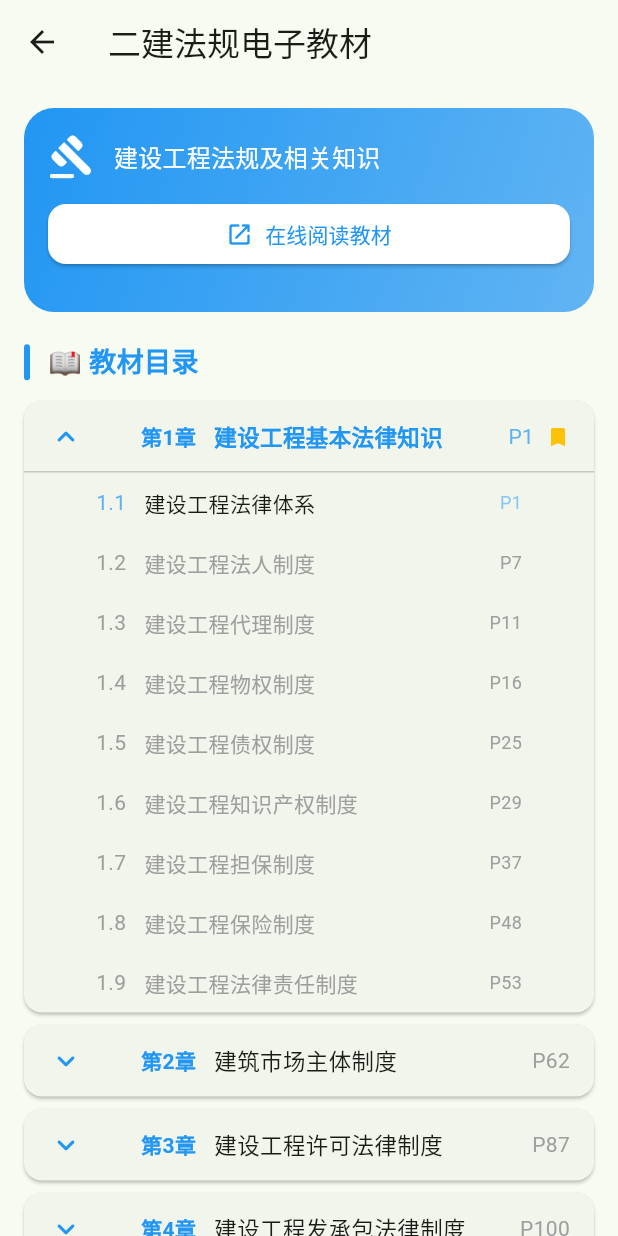
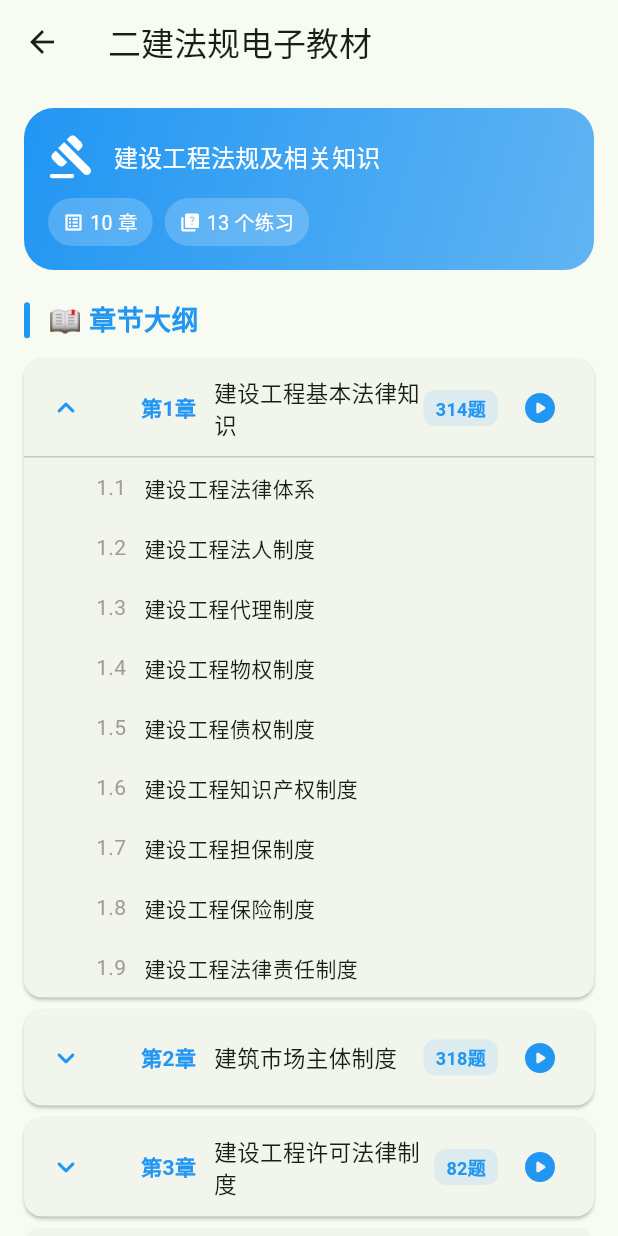
Before and after one commit to kaixin233/Android, a Flutter app: the TextbookDetailPage screen opened directly with sample values from the repository, after a tap on "第1章", on a phone screen of 412 x 824 dp. Run offline on Flutter 3.47's test engine with Material 3 defaults, Android fonts, the phone set to English and light mode, and no system bars; our stand-ins replace file_picker, fl_chart, shared_preferences; accounts and stored records are empty; statements that could not run were skipped.

Commit message:
refactor: 删除一建PDF教材，大纲页面改为匹配二建题库考点
变更内容：
- 删除全部一建PDF教材文件和pdf_reader_page.dart
- 移除Textbook模型中的fileName/webUrl字段
- 重写textbook_page.dart为'大纲与考点'页面，展示章节大纲+题库分类
- 每章实时显示题目数量（从index.json加载）
- 章节大纲支持展开/收起，点击可直达练习
- 移除storage_service.dart中的readProgress相关函数
- 移除pubspec.yaml中PDF资产和flutter_pdfview/path_provider依赖
- flutter analyze: 0 errors

```diff
--- a/lib/data/textbooks.dart
+++ b/lib/data/textbooks.dart
@@ -34,12 +34,11 @@ class QuestionBankCategory {
   final String? chapterNumber;
 }
 
-/// 教材信息
+/// 教材信息（题目大纲，不含PDF）
 class Textbook {
   const Textbook({
     required this.title,
     required this.subject,
-    required this.fileName,
     required this.color,
     required this.icon,
     this.description = '',
@@ -49,14 +48,11 @@ class Textbook {
 
   final String title;
   final QuestionSubject subject;
-  final String fileName;
   final int color;
   final IconData icon;
   final String description;
   final List<TextbookChapter> chapters;
   final List<QuestionBankCategory> questionBankCategories;
-
-  String get webUrl => 'PDF/$fileName';
 }
 
 /// 法规教材章节（二建）
@@ -497,7 +493,6 @@ class Textbooks {
     Textbook(
       title: '二建法规电子教材',
       subject: QuestionSubject.law,
-      fileName: '2026版一建法规电子教材.pdf',
       color: 0xFF2196F3,
       icon: Icons.gavel_rounded,
       description: '建设工程法规及相关知识',
@@ -507,7 +502,6 @@ class Textbooks {
     Textbook(
       title: '二建管理电子教材',
       subject: QuestionSubject.management,
-      fileName: '2026版一建管理电子教材.pdf',
       color: 0xFFFF9800,
       icon: Icons.build_rounded,
       description: '建设工程施工管理',
@@ -517,7 +511,6 @@ class Textbooks {
     Textbook(
       title: '二建市政实务电子教材',
       subject: QuestionSubject.practice,
-      fileName: '2026版一建市政实务电子教材.pdf',
       color: 0xFF9C27B0,
       icon: Icons.construction_rounded,
       description: '市政公用工程管理与实务',
--- a/lib/pages/learn_page.dart
+++ b/lib/pages/learn_page.dart
@@ -280,7 +280,7 @@ class _SubjectCard extends StatelessWidget {
                 IconButton(
                   onPressed: onBookTap,
                   icon: const Icon(Icons.menu_book_rounded),
-                  tooltip: '查看教材',
+                  tooltip: '查看大纲',
                 ),
                 FilledButton.tonal(
                   onPressed: onTap,
--- a/lib/pages/textbook_page.dart
+++ b/lib/pages/textbook_page.dart
@@ -3,11 +3,11 @@ import 'package:flutter/material.dart';
 import '../data/textbooks.dart';
 import '../models/question.dart';
 import '../models/history_item.dart';
+import '../services/question_loader.dart';
 import '../services/storage_service.dart';
 import 'practice_page.dart';
-import 'pdf_reader_page.dart';
 
-/// 电子教材页面 - 显示4本PDF教材，点击打开
+/// 大纲与考点页面 - 显示教材章节大纲和题库分类
 class TextbookPage extends StatefulWidget {
   const TextbookPage({super.key});
 
@@ -21,7 +21,7 @@ class _TextbookPageState extends State<TextbookPage> {
     final theme = Theme.of(context);
     return Scaffold(
       appBar: AppBar(
-        title: const Text('电子教材'),
+        title: const Text('大纲与考点'),
         centerTitle: false,
       ),
       body: ListView(
@@ -49,14 +49,14 @@ class _TextbookPageState extends State<TextbookPage> {
                     crossAxisAlignment: CrossAxisAlignment.start,
                     children: [
                       Text(
-                        '二级建造师考试教材',
+                        '二级建造师考试大纲',
                         style: theme.textTheme.titleMedium?.copyWith(
                           color: Colors.white,
                           fontWeight: FontWeight.bold,
                         ),
                       ),
                       Text(
-                        '2026版全套电子教材，点击即可在线阅读',
+                        '按章节大纲浏览考点，学练结合高效备考',
                         style: theme.textTheme.bodySmall?.copyWith(color: Colors.white70),
                       ),
                     ],
@@ -82,8 +82,8 @@ class _TextbookPageState extends State<TextbookPage> {
                     ],
                   ),
                   const SizedBox(height: 12),
-                  _buildTip('结合教材与题库，学练结合效果更佳'),
-                  _buildTip('先看教材掌握知识点，再做对应科目题目'),
+                  _buildTip('按章节大纲逐章练习，系统掌握各知识点'),
+                  _buildTip('先做章节练习巩固基础，再挑战模拟测试'),
                   _buildTip('错题反复练习，直至完全掌握'),
                   _buildTip('考前冲刺阶段，使用考试模式模拟实战'),
                 ],
@@ -172,7 +172,7 @@ class _TextbookCard extends StatelessWidget {
                           borderRadius: BorderRadius.circular(12),
                         ),
                         child: Text(
-                          book.subject.label,
+                          '${book.chapters.length}章 · ${book.questionBankCategories.length}个练习分类',
                           style: TextStyle(color: color, fontSize: 12, fontWeight: FontWeight.w600),
                         ),
                       ),
@@ -189,7 +189,7 @@ class _TextbookCard extends StatelessWidget {
   }
 }
 
-/// 教材详情页面 - 显示目录和项目题库分类
+/// 大纲详情页面 - 显示章节大纲和题库分类
 class TextbookDetailPage extends StatefulWidget {
   const TextbookDetailPage({super.key, required this.book});
 
@@ -201,27 +201,37 @@ class TextbookDetailPage extends StatefulWidget {
 
 class _TextbookDetailPageState extends State<TextbookDetailPage> {
   List<bool> _expandedChapters = [];
-  int _readProgress = 1;
   Map<String, bool> _completedChapters = {};
+  Map<String, int> _chapterQuestionCounts = {};
 
   @override
   void initState() {
     super.initState();
     _expandedChapters = List.filled(widget.book.chapters.length, false);
-    _loadProgress();
+    _loadData();
   }
 
-  Future<void> _loadProgress() async {
-    final progress = await StorageService.loadReadProgress(widget.book.subject);
-    setState(() {
-      _readProgress = progress;
-    });
+  Future<void> _loadData() async {
+    // 加载章节完成状态
     for (final chapter in widget.book.chapters) {
       final completed = await StorageService.isChapterCompleted(widget.book.subject, chapter.number);
+      if (mounted) {
         setState(() {
           _completedChapters[chapter.number] = completed;
         });
       }
+    }
+    // 加载题目数量
+    try {
+      final index = await QuestionLoader.loadSubjectIndex(widget.book.subject.name);
+      if (mounted) {
+        setState(() {
+          for (final entry in index.entries) {
+            _chapterQuestionCounts[entry.key] = entry.value.count;
+          }
+        });
+      }
+    } catch (_) {}
   }
 
   @override
@@ -270,41 +280,18 @@ class _TextbookDetailPageState extends State<TextbookDetailPage> {
                   ],
                 ),
                 const SizedBox(height: 12),
-                ElevatedButton(
-                  onPressed: () => _openPdf(context, widget.book),
-                  style: ElevatedButton.styleFrom(
-                    backgroundColor: Colors.white,
-                    foregroundColor: color,
-                    shape: RoundedRectangleBorder(
-                      borderRadius: BorderRadius.circular(12),
-                    ),
-                  ),
-                  child: const Row(
-                    mainAxisAlignment: MainAxisAlignment.center,
-                    children: [
-                      Icon(Icons.open_in_new_rounded),
-                      SizedBox(width: 8),
-                      Text('在线阅读教材'),
-                    ],
-                  ),
-                ),
-                const SizedBox(height: 12),
-                if (_readProgress > 1)
                 Row(
                   children: [
-                      const Icon(Icons.history_rounded, color: Colors.white70, size: 16),
-                      const SizedBox(width: 6),
-                      Text(
-                        '上次阅读至第 $_readProgress 页',
-                        style: theme.textTheme.bodySmall?.copyWith(color: Colors.white70),
-                      ),
+                    _buildStatChip('${widget.book.chapters.length} 章', Icons.list_alt_rounded),
+                    const SizedBox(width: 8),
+                    _buildStatChip('${widget.book.questionBankCategories.length} 个练习', Icons.quiz_rounded),
                   ],
                 ),
               ],
             ),
           ),
           const SizedBox(height: 20),
-          _buildSectionHeader('📖 教材目录', color),
+          _buildSectionHeader('📖 章节大纲', color),
           const SizedBox(height: 12),
           ...widget.book.chapters.asMap().entries.map((entry) {
             final index = entry.key;
@@ -318,23 +305,44 @@ class _TextbookDetailPageState extends State<TextbookDetailPage> {
                   _expandedChapters[index] = !_expandedChapters[index];
                 });
               },
-              onSectionTap: (page) => _openPdf(context, widget.book),
+              onPracticeTap: () => _startChapterPractice(chapter.number),
               isCompleted: _completedChapters[chapter.number] ?? false,
-              readProgressPage: _readProgress,
+              questionCount: _chapterQuestionCounts[chapter.number],
             );
           }),
           if (widget.book.chapters.isEmpty)
-            _buildEmptyState('暂无目录信息'),
+            _buildEmptyState('暂无大纲信息'),
           const SizedBox(height: 24),
-          _buildSectionHeader('📝 项目题库', color),
+          _buildSectionHeader('📝 题库练习', color),
           const SizedBox(height: 12),
           ...widget.book.questionBankCategories.map((category) => _QuestionBankCard(
                 category: category,
                 color: color,
+                questionCount: category.chapterNumber != null
+                    ? _chapterQuestionCounts[category.chapterNumber]
+                    : null,
                 onTap: () => _handleQuestionBankTap(category),
               )),
           if (widget.book.questionBankCategories.isEmpty)
             _buildEmptyState('暂无题库分类'),
+        ],
+      ),
+    );
+  }
+
+  Widget _buildStatChip(String label, IconData icon) {
+    return Container(
+      padding: const EdgeInsets.symmetric(horizontal: 10, vertical: 6),
+      decoration: BoxDecoration(
+        color: Colors.white.withOpacity(0.2),
+        borderRadius: BorderRadius.circular(16),
+      ),
+      child: Row(
+        mainAxisSize: MainAxisSize.min,
+        children: [
+          Icon(icon, color: Colors.white, size: 14),
+          const SizedBox(width: 4),
+          Text(label, style: const TextStyle(color: Colors.white, fontSize: 13)),
         ],
       ),
     );
@@ -373,10 +381,27 @@ class _TextbookDetailPageState extends State<TextbookDetailPage> {
     );
   }
 
-  void _openPdf(BuildContext context, Textbook book) {
-    Navigator.of(context).push(
+  void _startChapterPractice(String chapterNumber) {
+    final config = PracticeConfig(
+      subject: widget.book.subject,
+      chapterNumber: chapterNumber,
+      mode: PracticeMode.practice,
+      shuffleQuestions: false,
+    );
+
+    Navigator.push(
+      context,
       MaterialPageRoute(
-        builder: (_) => PdfReaderPage(textbook: book),
+        builder: (context) => PracticePage(
+          config: config,
+          onCompleted: (result) async {
+            await StorageService.addHistory(result);
+            await StorageService.markChapterCompleted(widget.book.subject, chapterNumber);
+            if (mounted) {
+              Navigator.pop(context);
+            }
+          },
+        ),
       ),
     );
   }
@@ -438,25 +463,21 @@ class _ChapterExpansionTile extends StatelessWidget {
     required this.color,
     required this.isExpanded,
     required this.onTap,
-    required this.onSectionTap,
+    required this.onPracticeTap,
     required this.isCompleted,
-    required this.readProgressPage,
+    this.questionCount,
   });
 
   final TextbookChapter chapter;
   final Color color;
   final bool isExpanded;
   final VoidCallback onTap;
-  final void Function(int) onSectionTap;
+  final VoidCallback onPracticeTap;
   final bool isCompleted;
-  final int readProgressPage;
+  final int? questionCount;
 
   @override
   Widget build(BuildContext context) {
-    final isPastReadProgress = chapter.page <= readProgressPage;
-    final isCurrentReading = readProgressPage >= chapter.page &&
-        (chapter.subsections.isEmpty || readProgressPage < chapter.subsections.last.page);
-
     return Card(
       margin: const EdgeInsets.only(bottom: 8),
       shape: RoundedRectangleBorder(borderRadius: BorderRadius.circular(12)),
@@ -487,24 +508,28 @@ class _ChapterExpansionTile extends StatelessWidget {
                   Expanded(
                     child: Text(
                       chapter.title,
-                      style: TextStyle(
-                        fontSize: 15,
-                        color: isCurrentReading ? color : null,
-                        fontWeight: isCurrentReading ? FontWeight.w600 : null,
+                      style: const TextStyle(fontSize: 15),
                     ),
                   ),
+                  if (questionCount != null)
+                    Container(
+                      padding: const EdgeInsets.symmetric(horizontal: 8, vertical: 3),
+                      decoration: BoxDecoration(
+                        color: color.withOpacity(0.1),
+                        borderRadius: BorderRadius.circular(8),
                       ),
-                  const SizedBox(width: 12),
-                  Text(
-                    'P${chapter.page}',
-                    style: TextStyle(
-                      color: isPastReadProgress ? color.withOpacity(0.7) : Colors.grey,
+                      child: Text(
+                        '$questionCount题',
+                        style: TextStyle(color: color, fontSize: 12, fontWeight: FontWeight.w600),
                       ),
                     ),
-                  if (isCurrentReading)
                   const SizedBox(width: 8),
-                  if (isCurrentReading)
-                    const Icon(Icons.bookmark_rounded, color: Colors.amber, size: 16),
+                  IconButton(
+                    onPressed: onPracticeTap,
+                    icon: Icon(Icons.play_circle_rounded, color: color),
+                    tooltip: '开始练习',
+                    visualDensity: VisualDensity.compact,
+                  ),
                 ],
               ),
             ),
@@ -512,42 +537,27 @@ class _ChapterExpansionTile extends StatelessWidget {
           if (isExpanded && chapter.subsections.isNotEmpty)
             const Divider(height: 0),
           if (isExpanded && chapter.subsections.isNotEmpty)
-            AnimatedContainer(
-              duration: const Duration(milliseconds: 300),
-              child: Column(
+            Column(
               children: chapter.subsections.map((subsection) {
-                  final isSubPastRead = subsection.page <= readProgressPage;
-                  return InkWell(
-                    onTap: () => onSectionTap(subsection.page),
-                    child: Padding(
+                return Padding(
                   padding: const EdgeInsets.symmetric(horizontal: 48, vertical: 10),
                   child: Row(
                     children: [
                       Text(
                         subsection.number,
-                            style: TextStyle(color: isSubPastRead ? color.withOpacity(0.7) : Colors.grey),
-                            textAlign: TextAlign.right,
+                        style: TextStyle(color: Colors.grey),
                       ),
                       const SizedBox(width: 12),
                       Expanded(
                         child: Text(
                           subsection.title,
-                              style: TextStyle(
-                                fontSize: 14,
-                                color: isSubPastRead ? null : Colors.grey,
+                          style: const TextStyle(fontSize: 14),
                         ),
-                            ),
-                          ),
-                          Text(
-                            'P${subsection.page}',
-                            style: TextStyle(color: isSubPastRead ? color.withOpacity(0.5) : Colors.grey, fontSize: 12),
                       ),
                     ],
                   ),
-                    ),
                 );
               }).toList(),
-              ),
             ),
         ],
       ),
@@ -560,11 +570,13 @@ class _QuestionBankCard extends StatelessWidget {
     required this.category,
     required this.color,
     required this.onTap,
+    this.questionCount,
   });
 
   final QuestionBankCategory category;
   final Color color;
   final VoidCallback onTap;
+  final int? questionCount;
 
   @override
   Widget build(BuildContext context) {
@@ -613,7 +625,7 @@ class _QuestionBankCard extends StatelessWidget {
                     ],
                   ),
                 ),
-                if (category.chapterNumber != null)
+                if (questionCount != null)
                   Container(
                     padding: const EdgeInsets.symmetric(horizontal: 8, vertical: 3),
                     decoration: BoxDecoration(
@@ -621,7 +633,7 @@ class _QuestionBankCard extends StatelessWidget {
                       borderRadius: BorderRadius.circular(8),
                     ),
                     child: Text(
-                      '第${category.chapterNumber}章',
+                      '$questionCount题',
                       style: TextStyle(color: color, fontSize: 12, fontWeight: FontWeight.w600),
                     ),
                   ),
@@ -635,19 +647,3 @@ class _QuestionBankCard extends StatelessWidget {
     );
   }
 }
-
-/// 提供给其他页面使用的工具函数：根据科目打开对应教材
-void openTextbookBySubject(BuildContext context, QuestionSubject subject) {
-  final book = Textbooks.bySubject(subject);
-  if (book == null) {
-    ScaffoldMessenger.of(context).showSnackBar(
-      const SnackBar(content: Text('未找到该科目的教材')),
-    );
-    return;
-  }
-  Navigator.of(context).push(
-    MaterialPageRoute(
-      builder: (_) => PdfReaderPage(textbook: book),
-    ),
-  );
-}
--- a/lib/services/storage_service.dart
+++ b/lib/services/storage_service.dart
@@ -234,7 +234,6 @@ class StorageService {
   // ========== 章节完成状态 ==========
 
   static const String _chapterProgressKey = 'chapterProgress';
-  static const String _readProgressKey = 'readProgress';
 
   static Future<void> markChapterCompleted(QuestionSubject subject, String chapterNumber) async {
     final progress = await _loadChapterProgress();
@@ -267,36 +266,6 @@ class StorageService {
     await prefs.setString(_chapterProgressKey, jsonEncode(progress));
   }
 
-  // ========== 阅读进度 ==========
-
-  static Future<void> saveReadProgress(QuestionSubject subject, int page) async {
-    final progress = await _loadReadProgress();
-    progress[subject.name] = page;
-    await _saveReadProgress(progress);
-  }
-
-  static Future<int> loadReadProgress(QuestionSubject subject) async {
-    final progress = await _loadReadProgress();
-    return progress[subject.name] ?? 1;
-  }
-
-  static Future<Map<String, int>> _loadReadProgress() async {
-    final prefs = await _instance;
-    final raw = prefs.getString(_readProgressKey);
-    if (raw == null) return {};
-    try {
-      final Map<String, dynamic> decoded = jsonDecode(raw) as Map<String, dynamic>;
-      return decoded.map((k, v) => MapEntry(k, v as int));
-    } catch (e) {
-      return {};
-    }
-  }
-
-  static Future<void> _saveReadProgress(Map<String, int> progress) async {
-    final prefs = await _instance;
-    await prefs.setString(_readProgressKey, jsonEncode(progress));
-  }
-
   // ========== 数据导出 ==========
 
   static Future<String> exportAllData() async {
@@ -307,7 +276,6 @@ class StorageService {
     final completedChapters = await loadCompletedChapters();
     final streakDays = await loadStreakDays();
     final chapterProgress = await _loadChapterProgress();
-    final readProgress = await _loadReadProgress();
 
     final data = {
       'version': '1.0',
@@ -319,7 +287,6 @@ class StorageService {
       'completedChapters': completedChapters,
       'streakDays': streakDays,
       'chapterProgress': chapterProgress,
-      'readProgress': readProgress,
     };
     return const JsonEncoder.withIndent('  ').convert(data);
   }
@@ -365,10 +332,6 @@ class StorageService {
 
       if (data.containsKey('chapterProgress')) {
         await prefs.setString(_chapterProgressKey, jsonEncode(data['chapterProgress']));
-      }
-
-      if (data.containsKey('readProgress')) {
-        await prefs.setString(_readProgressKey, jsonEncode(data['readProgress']));
       }
     } catch (e) {
       rethrow;
--- a/pubspec.yaml
+++ b/pubspec.yaml
@@ -37,8 +37,6 @@ dependencies:
   url_launcher: ^6.3.0
   fl_chart: ^0.69.0
   provider: ^6.1.2
-  flutter_pdfview: ^1.4.0
-  path_provider: ^2.1.0
 
 dev_dependencies:
   flutter_test:
@@ -67,7 +65,6 @@ flutter:
   #   - images/a_dot_burr.jpeg
   #   - images/a_dot_ham.jpeg
   assets:
-    - PDF/
     - assets/questions/law/
     - assets/questions/management/
     - assets/questions/practice/
```
Also changed, not shown: lib/pages/pdf_reader_page.dart (deleted, +0 -113 lines), pubspec.lock, 4 other files. Lines whose indentation alone changed are shown as unchanged.
